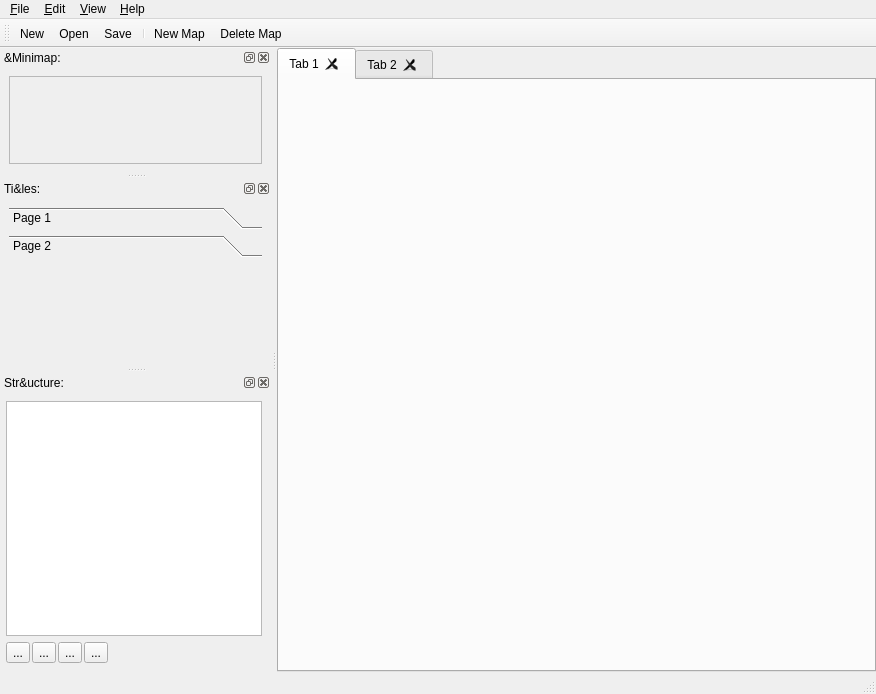
Qt form bin/view/mainwindow.ui (dyle/rpgmapper) before a commit.
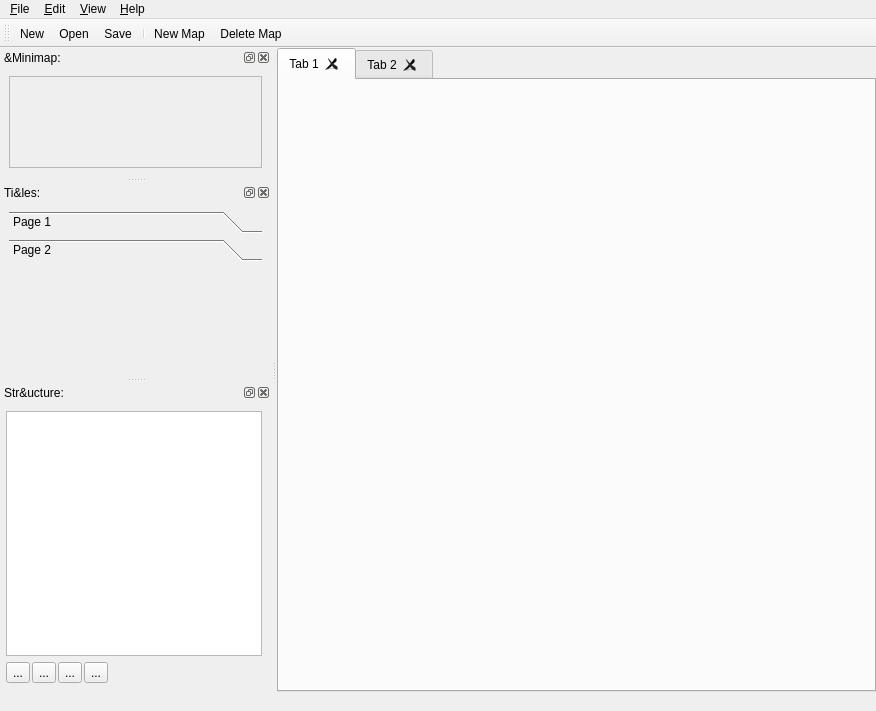
The same form after that commit. Icons and pictures are not drawn. Custom widgets are drawn as their Qt base class.

Commit message: adds a coordinate widget on the statusbar

The edit to the form file:
```diff
--- a/bin/view/mainwindow.ui
+++ b/bin/view/mainwindow.ui
@@ -7,7 +7,7 @@
     <x>0</x>
     <y>0</y>
     <width>876</width>
-    <height>694</height>
+    <height>711</height>
    </rect>
   </property>
   <property name="windowTitle">
@@ -119,7 +119,11 @@
    <addaction name="menuView"/>
    <addaction name="mnHelp"/>
   </widget>
-  <widget class="QStatusBar" name="stbMain"/>
+  <widget class="QStatusBar" name="stbMain">
+   <property name="sizeGripEnabled">
+    <bool>false</bool>
+   </property>
+  </widget>
   <widget class="QToolBar" name="tbMain">
    <property name="windowTitle">
     <string>toolBar</string>
@@ -199,7 +203,7 @@
           <x>0</x>
           <y>0</y>
           <width>256</width>
-          <height>92</height>
+          <height>94</height>
          </rect>
         </property>
         <attribute name="label">
```
Left out of the diff: 4 changed lines with no effect on the pictures. The commit also changes 6 other files.
